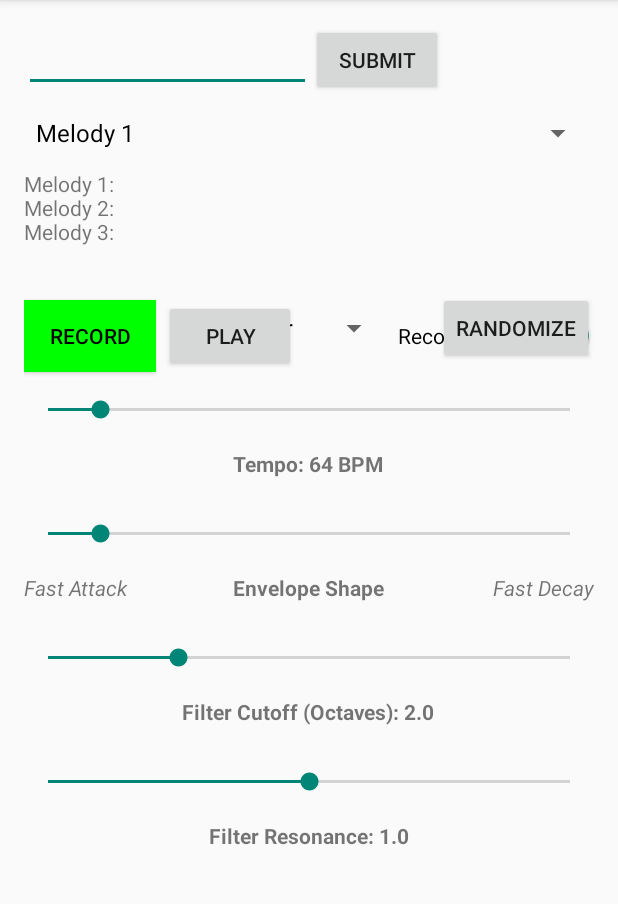
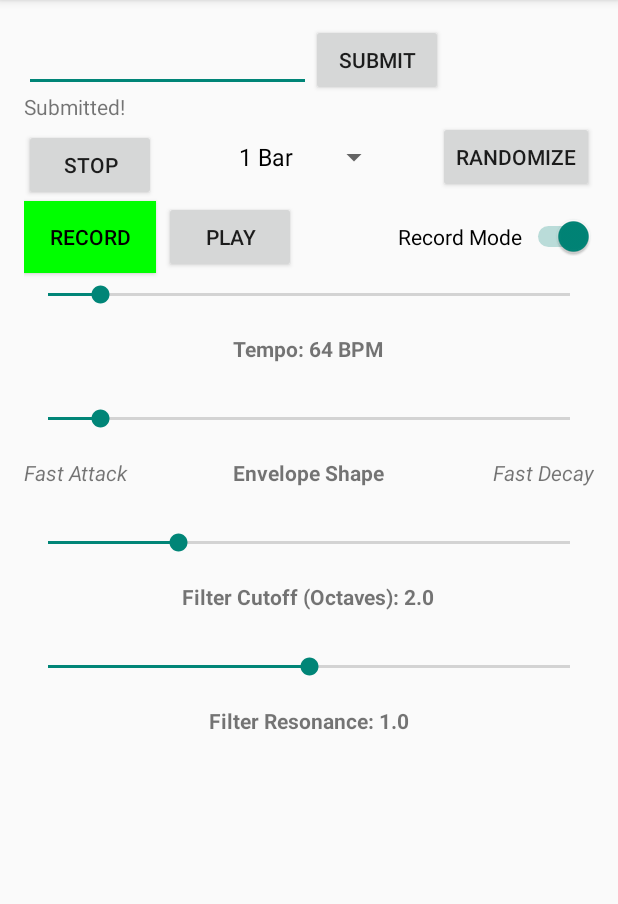
Before and after one commit to obrecht3/ECE420Projects, an Android app: the screen it shows after launch (MainActivity), after a tap on "SUBMIT", on a phone screen of 412 x 824 dp, the part 84-988 px from its top. Run offline under Robolectric (Android 15) with nearby library versions, the phone set to English and light mode, and no system bars; 14 statements that could not run were skipped.

Commit message:
It Works

```diff
--- a/FinalProjectAndroid/app/src/main/java/com/ece420/lab3/MainActivity.java
+++ b/FinalProjectAndroid/app/src/main/java/com/ece420/lab3/MainActivity.java
@@ -87,7 +87,6 @@ public class MainActivity extends Activity
 
 
     int randomMelodyNumNotes = 8;
-    Spinner melodySelector;
     Button recordButton;
     Button recordPlaybackButton;
     Switch recordModeSwitch;
@@ -261,30 +260,6 @@ public class MainActivity extends Activity
             public void onNothingSelected(AdapterView<?> adapterView) {
 
             }
-       });
-
-        melodySelector = (Spinner) findViewById(R.id.melodySelector);
-        ArrayList<String> melodySelectorItems = new ArrayList<String>();
-        for (int i = 0; i < NumMelodies; ++i) {
-            melodySelectorItems.add("Melody " + Integer.toString(i + 1));
-        }
-        ArrayAdapter<String> melodySelectorAdapter = new ArrayAdapter<String>(this, android.R.layout.simple_spinner_dropdown_item, melodySelectorItems);
-            melodySelector.setAdapter(melodySelectorAdapter);
-        melodySelector.setOnItemSelectedListener(new AdapterView.OnItemSelectedListener() {
-            @Override
-            public void onItemSelected(AdapterView<?> parent, View view, int position, long id) {
-                melodyIdx = position;
-
-                for (int i = melodyStrings.size(); i < NumMelodies; ++i) {
-                    melodyStrings.add("");
-                }
-                notesInput.setText(melodyStrings.get(melodyIdx));
-            }
-
-            @Override
-            public void onNothingSelected(AdapterView<?> adapterView) {
-
-            }
         });
 
         randomButton = (Button) findViewById(R.id.randomButton);
@@ -292,7 +267,7 @@ public class MainActivity extends Activity
             Random random = new Random();
             @Override
             public void onClick(View view) {
-                String possibleChars = "12345678xxxx";
+                String possibleChars = "12345678xx";
                 String randomMelody = "";
                 for (int i = 0; i < randomMelodyNumNotes; ++i) {
                     final int idx = random.nextInt(possibleChars.length());
@@ -346,7 +321,6 @@ public class MainActivity extends Activity
                 if (isChecked) {
                     recordButton.setVisibility(View.VISIBLE);
                     recordPlaybackButton.setVisibility(View.VISIBLE);
-                    controlButton.setVisibility(View.INVISIBLE);
 
                     recordButton.setText("");
                     recordButton.callOnClick();
@@ -359,7 +333,6 @@ public class MainActivity extends Activity
                 } else {
                     recordButton.setVisibility(View.INVISIBLE);
                     recordPlaybackButton.setVisibility(View.INVISIBLE);
-                    controlButton.setVisibility(View.VISIBLE);
                     stopRecord();
                     if (isPlaying)
                         startEcho();
@@ -424,15 +397,8 @@ public class MainActivity extends Activity
                 return;
             }
         }
-
-        melodyStrings.set(melodyIdx, sequence);
-
-        String newText = "";
-        for (int i = 0; i < melodyStrings.size(); ++i) {
-            newText += melodySelector.getItemAtPosition(i).toString() + ": " + melodyStrings.get(i) + "\n";
-        }
-        notesInputRepeated.setText(newText);
-        getNotesInput(sequence, melodyIdx);
+        notesInputRepeated.setText("Submitted!");
+        getNotesInput(sequence);
     }
 
     private void startEcho() {
@@ -555,7 +521,7 @@ public class MainActivity extends Activity
     public static native void deleteAudioRecorder();
     public static native void startPlay();
     public static native void stopPlay();
-    public static native void getNotesInput(String input, int melodyIdx);
+    public static native void getNotesInput(String input);
     public static native void writeNewTempo(int tempo);
     public static native void writeNewEnvelopePeakPosition(float position);
     public static native void setFilterCutoff(float cutoff);
--- a/FinalProjectAndroid/app/src/main/res/layout/activity_main.xml
+++ b/FinalProjectAndroid/app/src/main/res/layout/activity_main.xml
@@ -30,9 +30,9 @@
 
     <TextView
         android:id="@+id/notesInputRepeated"
-        android:layout_width="395dp"
-        android:layout_height="82dp"
-        android:layout_below="@id/melodySelector" />
+        android:layout_width="wrap_content"
+        android:layout_height="wrap_content"
+        android:layout_below="@id/notesInput" />
 
     <Button
         android:id="@+id/submitButton"
@@ -46,7 +46,7 @@
         android:layout_width="383dp"
         android:layout_height="51dp"
         android:layout_alignParentStart="true"
-        android:layout_below="@id/capture_control_button"
+        android:layout_below="@id/recordModeSwitch"
         android:layout_centerHorizontal="true" />
 
     <TextView
@@ -138,20 +138,12 @@
         android:layout_centerHorizontal="true"
         android:layout_width="wrap_content"
         android:layout_height="wrap_content" />
-
-    <Spinner
-        android:id="@+id/melodySelector"
-        android:layout_width="match_parent"
-        android:layout_height="wrap_content"
-        android:layout_below="@id/notesInput"
-        android:layout_marginTop="3dp" />
-
     <Switch
         android:id="@+id/recordModeSwitch"
         android:layout_width="wrap_content"
         android:layout_height="wrap_content"
         android:layout_alignParentRight="true"
-        android:layout_below="@+id/notesInputRepeated"
+        android:layout_below="@+id/randomButton"
         android:layout_marginTop="15dp"
         android:text="Record Mode" />
 
@@ -159,7 +151,7 @@
         android:id="@+id/recordButton"
         android:layout_width="wrap_content"
         android:layout_height="wrap_content"
-        android:layout_below="@+id/notesInputRepeated"
+        android:layout_below="@+id/randomButton"
         android:layout_alignParentLeft="true"
         android:layout_marginTop="5dp"
         android:layout_marginRight="5dp"
@@ -169,7 +161,7 @@
         android:id="@+id/recordPlaybackButton"
         android:layout_width="wrap_content"
         android:layout_height="wrap_content"
-        android:layout_below="@+id/notesInputRepeated"
+        android:layout_below="@+id/randomButton"
         android:layout_toRightOf="@+id/recordButton"
         android:layout_marginTop="5dp"
         android:text="" />
```
Also changed, not shown: 3 other files.
